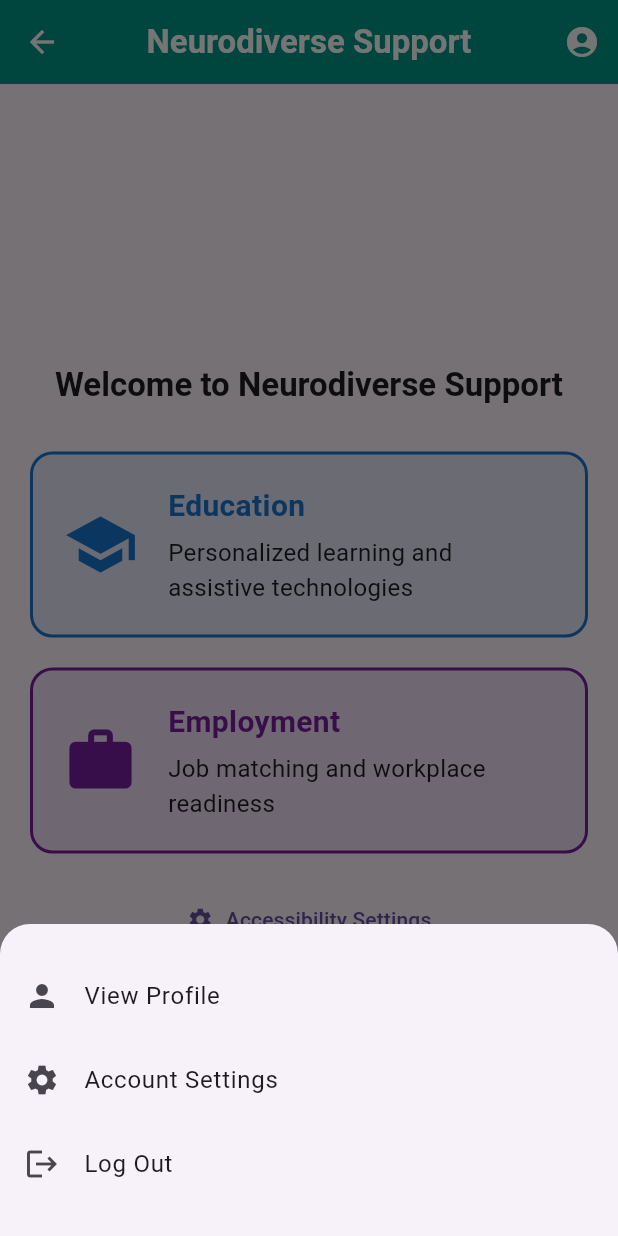
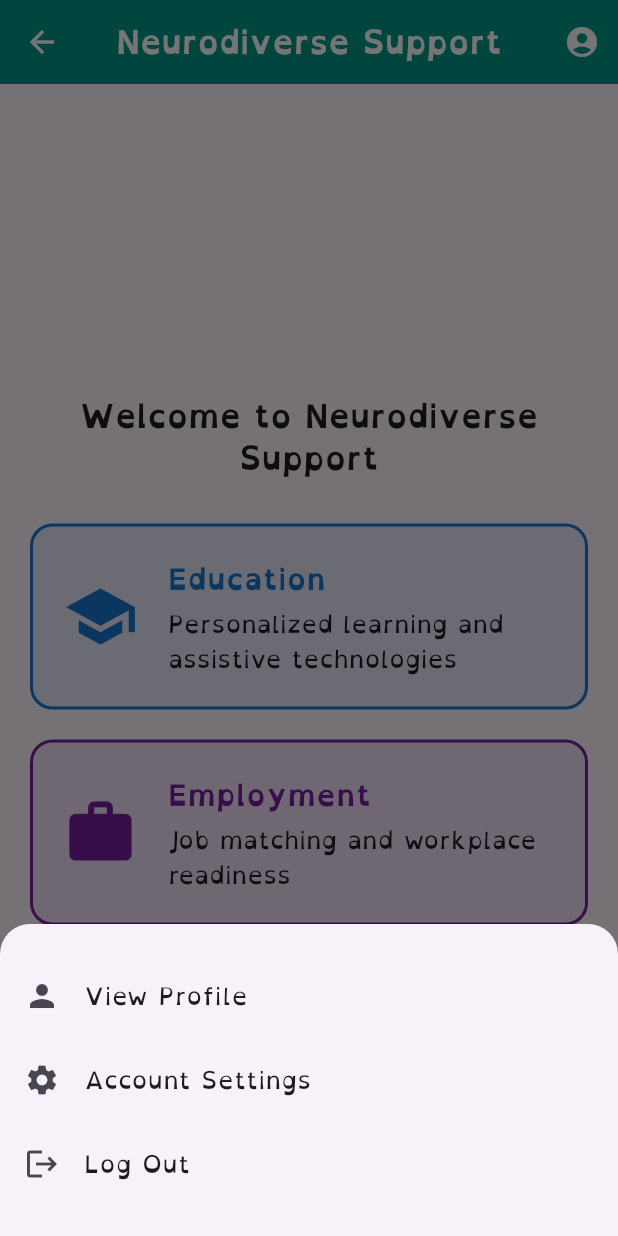
Before and after one commit to Tanisha2212/NeuroHelp, a Flutter app: the LoginPage screen opened by its route, after a tap on "Login", after a tap on "Continue as Guest", after a tap on the "account circle" icon, on a phone screen of 412 x 824 dp. Run offline on Flutter 3.47's test engine with Material 3 defaults, Android fonts, the light colour scheme and no system bars; our stand-ins replace flutter_map, latlong2.

Commit message:
added open dyslexia fonts

```diff
--- a/lib/employment/employment_home.dart
+++ b/lib/employment/employment_home.dart
@@ -1,5 +1,6 @@
 import 'package:flutter/material.dart';
 import 'community_support.dart';
+import 'job_listing.dart';
 
 class EmploymentHomePage extends StatelessWidget {
   const EmploymentHomePage({super.key});
@@ -44,7 +45,7 @@ class EmploymentHomePage extends StatelessWidget {
                     onTap: () {
                       Navigator.push(
                         context,
-                        MaterialPageRoute(builder: (context) => EmploymentHomePage()),
+                        MaterialPageRoute(builder: (context) => JobListingsPage()),
                       );
                     },
                   ),
--- a/lib/login_page.dart
+++ b/lib/login_page.dart
@@ -1,6 +1,5 @@
 import 'package:flutter/material.dart';
 import 'package:gamification_maybe/sign_up.dart';
-
 import 'main.dart';
 
 class LoginPage extends StatefulWidget {
@@ -22,6 +21,46 @@ class _LoginPageState extends State<LoginPage> {
     super.dispose();
   }
 
+  void _showNeurodiversitySelection(BuildContext context) {
+    showDialog(
+      context: context,
+      builder: (context) {
+        return AlertDialog(
+          title: Text('Select Your Neurodiversity Type'),
+          content: Column(
+            mainAxisSize: MainAxisSize.min,
+            children: [
+              _buildOptionWithLogo(context, 'ADHD', 'assets/ADHD.png'),
+              _buildOptionWithLogo(context, 'Autism', 'assets/AUTISM.png'),
+              _buildOptionWithLogo(context, 'Dyslexia', 'assets/DYSLEXIS.png'),
+            ],
+          ),
+        );
+      },
+    );
+  }
+
+  Widget _buildOptionWithLogo(BuildContext context, String option, String logoPath) {
+    return Column(
+      children: [
+        Image.asset(logoPath, height: 60), // Display logo above the button
+        SizedBox(height: 8),
+        ElevatedButton(
+          onPressed: () {
+            Navigator.pop(context); // Close the dialog
+            Navigator.pushReplacement(context, MaterialPageRoute(builder: (context) => HomePage()));
+          },
+          child: Text(option, style: TextStyle(fontSize: 16)),
+          style: ElevatedButton.styleFrom(
+            minimumSize: Size(double.infinity, 48),
+            shape: RoundedRectangleBorder(borderRadius: BorderRadius.circular(8)),
+          ),
+        ),
+        SizedBox(height: 16),
+      ],
+    );
+  }
+
   @override
   Widget build(BuildContext context) {
     return Scaffold(
@@ -33,41 +72,24 @@ class _LoginPageState extends State<LoginPage> {
               mainAxisAlignment: MainAxisAlignment.center,
               crossAxisAlignment: CrossAxisAlignment.stretch,
               children: [
-                // Logo and app name
                 Column(
                   children: [
-                    Icon(
-                      Icons.psychology,
-                      size: 80,
-                      color: Colors.teal,
-                    ),
+                    Icon(Icons.psychology, size: 80, color: Colors.teal),
                     SizedBox(height: 16),
                     Text(
                       'Neurodiverse Support',
-                      style: TextStyle(
-                        fontFamily: 'OpenDyslexic',
-                        fontSize: 28,
-                        fontWeight: FontWeight.bold,
-                        color: Colors.teal,
-                      ),
+                      style: TextStyle(fontSize: 28, fontWeight: FontWeight.bold, color: Colors.teal),
                       textAlign: TextAlign.center,
                     ),
                     SizedBox(height: 8),
                     Text(
                       'Personalized education and employment support',
-                      style: TextStyle(
-                        fontFamily: 'OpenDyslexic',
-                        fontSize: 16,
-                        color: Colors.grey[600],
-                      ),
+                      style: TextStyle(fontSize: 16, color: Colors.grey[600]),
                       textAlign: TextAlign.center,
                     ),
                   ],
                 ),
-
                 SizedBox(height: 40),
-
-                // Login form
                 Form(
                   key: _formKey,
                   child: Column(
@@ -80,25 +102,16 @@ class _LoginPageState extends State<LoginPage> {
                           labelText: 'Email',
                           hintText: 'Enter your email',
                           prefixIcon: Icon(Icons.email),
-                          border: OutlineInputBorder(
-                            borderRadius: BorderRadius.circular(12),
-                          ),
-                          contentPadding: EdgeInsets.symmetric(
-                              vertical: 16, horizontal: 16),
+                          border: OutlineInputBorder(borderRadius: BorderRadius.circular(12)),
+                          contentPadding: EdgeInsets.symmetric(vertical: 16, horizontal: 16),
                         ),
                         validator: (value) {
-                          if (value == null || value.isEmpty) {
-                            return 'Please enter your email';
-                          }
-                          if (!value.contains('@')) {
-                            return 'Please enter a valid email';
-                          }
+                          if (value == null || value.isEmpty) return 'Please enter your email';
+                          if (!value.contains('@')) return 'Please enter a valid email';
                           return null;
                         },
                       ),
-
                       SizedBox(height: 16),
-
                       TextFormField(
                         controller: _passwordController,
                         obscureText: _obscurePassword,
@@ -107,31 +120,14 @@ class _LoginPageState extends State<LoginPage> {
                           hintText: 'Enter your password',
                           prefixIcon: Icon(Icons.lock),
                           suffixIcon: IconButton(
-                            icon: Icon(
-                              _obscurePassword
-                                  ? Icons.visibility
-                                  : Icons.visibility_off,
-                            ),
-                            onPressed: () {
-                              setState(() {
-                                _obscurePassword = !_obscurePassword;
-                              });
-                            },
+                            icon: Icon(_obscurePassword ? Icons.visibility : Icons.visibility_off),
+                            onPressed: () => setState(() => _obscurePassword = !_obscurePassword),
                           ),
-                          border: OutlineInputBorder(
-                            borderRadius: BorderRadius.circular(12),
-                          ),
-                          contentPadding: EdgeInsets.symmetric(
-                              vertical: 16, horizontal: 16),
+                          border: OutlineInputBorder(borderRadius: BorderRadius.circular(12)),
+                          contentPadding: EdgeInsets.symmetric(vertical: 16, horizontal: 16),
                         ),
-                        validator: (value) {
-                          if (value == null || value.isEmpty) {
-                            return 'Please enter your password';
-                          }
-                          return null;
-                        },
+                        validator: (value) => value == null || value.isEmpty ? 'Please enter your password' : null,
                       ),
-
                       SizedBox(height: 8),
 
                       // Remember me & Forgot password
@@ -142,86 +138,43 @@ class _LoginPageState extends State<LoginPage> {
                             children: [
                               Checkbox(
                                 value: _rememberMe,
-                                onChanged: (value) {
-                                  setState(() {
-                                    _rememberMe = value ?? false;
-                                  });
-                                },
+                                onChanged: (value) => setState(() => _rememberMe = value ?? false),
                               ),
-                              Text(
-                                'Remember me',
-                                style: TextStyle(fontFamily: 'OpenDyslexic'),
-                              ),
+                              Text('Remember me'),
                             ],
                           ),
-                          TextButton(
-                            onPressed: () {
-                              // Forgot password logic
-                            },
-                            child: Text(
-                              'Forgot Password?',
-                              style: TextStyle(fontFamily: 'OpenDyslexic'),
-                            ),
-                          ),
+                          TextButton(onPressed: () {}, child: Text('Forgot Password?')),
                         ],
                       ),
-
                       SizedBox(height: 24),
 
                       // Login button
                       ElevatedButton(
                         onPressed: () {
                           if (_formKey.currentState!.validate()) {
-                            // Navigate to home page on successful login
-                            Navigator.pushReplacement(
-                              context,
-                              MaterialPageRoute(
-                                  builder: (context) => HomePage()),
-                            );
+                            _showNeurodiversitySelection(context);
                           }
                         },
                         child: Padding(
                           padding: const EdgeInsets.symmetric(vertical: 14.0),
-                          child: Text(
-                            'Login',
-                            style: TextStyle(
-                              fontSize: 18,
-                              fontFamily: 'OpenDyslexic',
-                            ),
-                          ),
+                          child: Text('Login', style: TextStyle(fontSize: 18)),
                         ),
                         style: ElevatedButton.styleFrom(
-                          shape: RoundedRectangleBorder(
-                            borderRadius: BorderRadius.circular(12),
-                          ),
+                          shape: RoundedRectangleBorder(borderRadius: BorderRadius.circular(12)),
                         ),
                       ),
-
                       SizedBox(height: 24),
 
                       // Sign up link
                       Row(
                         mainAxisAlignment: MainAxisAlignment.center,
                         children: [
-                          Text(
-                            'Don\'t have an account? ',
-                            style: TextStyle(fontFamily: 'OpenDyslexic'),
-                          ),
+                          Text("Don't have an account? "),
                           TextButton(
                             onPressed: () {
-                              Navigator.push(
-                                context,
-                                MaterialPageRoute(
-                                    builder: (context) => SignupPage()),
-                              );
+                              Navigator.push(context, MaterialPageRoute(builder: (context) => SignupPage()));
                             },
-                            child: Text(
-                              'Sign Up',
-                              style: TextStyle(
-                                fontWeight: FontWeight.bold,
-                                fontFamily: 'OpenDyslexic',
-                              ),
-                            ),
+                            child: Text('Sign Up', style: TextStyle(fontWeight: FontWeight.bold)),
                           ),
                         ],
                       ),
@@ -231,15 +184,9 @@ class _LoginPageState extends State<LoginPage> {
                       // Continue as guest
                       TextButton(
                         onPressed: () {
-                          Navigator.pushReplacement(
-                            context,
-                            MaterialPageRoute(builder: (context) => HomePage()),
-                          );
+                          Navigator.pushReplacement(context, MaterialPageRoute(builder: (context) => HomePage()));
                         },
-                        child: Text(
-                          'Continue as Guest',
-                          style: TextStyle(fontFamily: 'OpenDyslexic'),
-                        ),
+                        child: Text('Continue as Guest'),
                       ),
                     ],
                   ),
--- a/lib/main.dart
+++ b/lib/main.dart
@@ -4,7 +4,6 @@ import 'package:gamification_maybe/education/education_home.dart';
 import 'package:gamification_maybe/employment/employment_home.dart';
 import 'package:gamification_maybe/sign_up.dart';
 import 'login_page.dart';
-
 
 void main() {
   WidgetsFlutterBinding.ensureInitialized();
@@ -19,18 +18,17 @@ class NeurodiverseSupportApp extends StatelessWidget {
       title: 'Neurodiverse Support',
       theme: ThemeData(
         primarySwatch: Colors.teal,
-        fontFamily: 'OpenDyslexic',
+        fontFamily: 'OpenDyslexic',  // Set OpenDyslexic as the default font
         textTheme: TextTheme(
-          bodyLarge: TextStyle(fontSize: 16),
-          bodyMedium: TextStyle(fontSize: 14),
-          titleLarge: TextStyle(fontSize: 22, fontWeight: FontWeight.bold),
+          bodyLarge: TextStyle(fontSize: 16, fontFamily: 'OpenDyslexic'),
+          bodyMedium: TextStyle(fontSize: 14, fontFamily: 'OpenDyslexic'),
+          titleLarge: TextStyle(fontSize: 22, fontWeight: FontWeight.bold, fontFamily: 'OpenDyslexic'),
         ),
         appBarTheme: AppBarTheme(
           backgroundColor: Colors.teal,
           foregroundColor: Colors.white,
         ),
       ),
-      // Start with AuthGateway instead of HomePage
       home: AuthGateway(),
       routes: {
         '/login': (context) => LoginPage(),
@@ -51,12 +49,7 @@ class AuthGateway extends StatelessWidget {
           child: Column(
             mainAxisAlignment: MainAxisAlignment.center,
             children: [
-              // Logo or app name
-              Icon(
-                Icons.psychology,
-                size: 80,
-                color: Colors.teal,
-              ),
+              Icon(Icons.psychology, size: 80, color: Colors.teal),
               SizedBox(height: 16),
               Text(
                 'Neurodiverse Support',
@@ -64,6 +57,7 @@ class AuthGateway extends StatelessWidget {
                   fontSize: 28,
                   fontWeight: FontWeight.bold,
                   color: Colors.teal,
+                  fontFamily: 'OpenDyslexic',
                 ),
                 textAlign: TextAlign.center,
               ),
@@ -73,6 +67,7 @@ class AuthGateway extends StatelessWidget {
                 style: TextStyle(
                   fontSize: 16,
                   color: Colors.grey[600],
+                  fontFamily: 'OpenDyslexic',
                 ),
                 textAlign: TextAlign.center,
               ),
@@ -96,6 +91,7 @@ class AuthGateway extends StatelessWidget {
                   style: TextStyle(
                     fontSize: 18,
                     fontWeight: FontWeight.bold,
+                    fontFamily: 'OpenDyslexic',
                   ),
                 ),
               ),
@@ -120,6 +116,7 @@ class AuthGateway extends StatelessWidget {
                     fontSize: 18,
                     fontWeight: FontWeight.bold,
                     color: Colors.teal,
+                    fontFamily: 'OpenDyslexic',
                   ),
                 ),
               ),
@@ -128,7 +125,6 @@ class AuthGateway extends StatelessWidget {
               // Skip for now option
               TextButton(
                 onPressed: () {
-                  // Skip authentication and go directly to home page
                   Navigator.pushReplacement(
                     context,
                     MaterialPageRoute(builder: (context) => HomePage()),
@@ -139,6 +135,7 @@ class AuthGateway extends StatelessWidget {
                   style: TextStyle(
                     color: Colors.grey[600],
                     fontSize: 16,
+                    fontFamily: 'OpenDyslexic',
                   ),
                 ),
               ),
@@ -150,119 +147,7 @@ class AuthGateway extends StatelessWidget {
   }
 }
 
-// Your existing HomePage class
-class HomePage extends StatelessWidget {
-  @override
-  Widget build(BuildContext context) {
-    return Scaffold(
-      appBar: AppBar(
-        title: Text('Neurodiverse Support'),
-        centerTitle: true,
-        actions: [
-          // Add profile icon in app bar
-          IconButton(
-            icon: Icon(Icons.account_circle),
-            onPressed: () {
-              // Show profile options
-              _showProfileOptions(context);
-            },
-          ),
-        ],
-      ),
-      body: Padding(
-        padding: const EdgeInsets.all(20.0),
-        child: Column(
-          mainAxisAlignment: MainAxisAlignment.center,
-          children: [
-            Text(
-              'Welcome to Neurodiverse Support',
-              style: Theme.of(context).textTheme.titleLarge,
-              textAlign: TextAlign.center,
-            ),
-            SizedBox(height: 30),
-            FeatureCard(
-              title: 'Education',
-              description: 'Personalized learning and assistive technologies',
-              icon: Icons.school,
-              color: Colors.blue.shade700,
-              onTap: () {
-                Navigator.push(
-                  context,
-                  MaterialPageRoute(builder: (context) => EducationHomePage()),
-                );
-              },
-            ),
-            SizedBox(height: 20),
-            FeatureCard(
-              title: 'Employment',
-              description: 'Job matching and workplace readiness',
-              icon: Icons.work,
-              color: Colors.purple.shade700,
-              onTap: () {
-                Navigator.push(
-                  context,
-                  MaterialPageRoute(builder: (context) => EmploymentHomePage()),
-                );
-              },
-            ),
-            SizedBox(height: 20),
-            SettingsButton(),
-          ],
-        ),
-      ),
-    );
-  }
 
-  void _showProfileOptions(BuildContext context) {
-    showModalBottomSheet(
-      context: context,
-      shape: RoundedRectangleBorder(
-        borderRadius: BorderRadius.vertical(top: Radius.circular(20)),
-      ),
-      builder: (context) {
-        return Padding(
-          padding: const EdgeInsets.symmetric(vertical: 20.0),
-          child: Column(
-            mainAxisSize: MainAxisSize.min,
-            children: [
-              ListTile(
-                leading: Icon(Icons.person),
-                title: Text('View Profile'),
-                onTap: () {
-                  Navigator.pop(context);
-                  // Navigate to profile page
-                },
-              ),
-              ListTile(
-                leading: Icon(Icons.settings),
-                title: Text('Account Settings'),
-                onTap: () {
-                  Navigator.pop(context);
-                  // Navigate to settings page
-                },
-              ),
-              ListTile(
-                leading: Icon(Icons.logout),
-                title: Text('Log Out'),
-                onTap: () {
-                  Navigator.pop(context);
-                  // Log out and return to auth gateway
-                  Navigator.pushAndRemoveUntil(
-                    context,
-                    MaterialPageRoute(builder: (context) => AuthGateway()),
-                    (route) => false,
-                  );
-                },
-              ),
-            ],
-          ),
-        );
-      },
-    );
-  }
-}
-
-// Your existing FeatureCard class
 class FeatureCard extends StatelessWidget {
   final String title;
   final String description;
@@ -321,70 +206,106 @@ class FeatureCard extends StatelessWidget {
   }
 }
 
-// Your existing SettingsButton class
-class SettingsButton extends StatelessWidget {
+class HomePage extends StatelessWidget {
   @override
   Widget build(BuildContext context) {
-    return TextButton.icon(
-      icon: Icon(Icons.settings),
-      label: Text('Accessibility Settings'),
+    return Scaffold(
+      appBar: AppBar(
+        title: Text('Neurodiverse Support', style: TextStyle(fontFamily: 'OpenDyslexic')),
+        centerTitle: true,
+        actions: [
+          IconButton(
+            icon: Icon(Icons.account_circle),
             onPressed: () {
-        showDialog(
-          context: context,
-          builder: (BuildContext context) {
-            return AccessibilitySettingsDialog();
+              _showProfileOptions(context);
             },
+          ),
+        ],
+      ),
+      body: Padding(
+        padding: const EdgeInsets.all(20.0),
+        child: Column(
+          mainAxisAlignment: MainAxisAlignment.center,
+          children: [
+            Text(
+              'Welcome to Neurodiverse Support',
+              style: Theme.of(context).textTheme.titleLarge,
+              textAlign: TextAlign.center,
+            ),
+            SizedBox(height: 30),
+            FeatureCard(
+              title: 'Education',
+              description: 'Personalized learning and assistive technologies',
+              icon: Icons.school,
+              color: Colors.blue.shade700,
+              onTap: () {
+                Navigator.push(
+                  context,
+                  MaterialPageRoute(builder: (context) => EducationHomePage()),
                 );
               },
-      style: TextButton.styleFrom(
-        padding: EdgeInsets.symmetric(horizontal: 20, vertical: 10),
+            ),
+            SizedBox(height: 20),
+            FeatureCard(
+              title: 'Employment',
+              description: 'Job matching and workplace readiness',
+              icon: Icons.work,
+              color: Colors.purple.shade700,
+              onTap: () {
+                Navigator.push(
+                  context,
+                  MaterialPageRoute(builder: (context) => EmploymentHomePage()),
+                );
+              },
+            ),
+          ],
+        ),
       ),
     );
   }
-}
 
-// Your existing AccessibilitySettingsDialog class
-class AccessibilitySettingsDialog extends StatelessWidget {
-  @override
-  Widget build(BuildContext context) {
-    return AlertDialog(
-      title: Text('Accessibility Settings'),
-      content: SingleChildScrollView(
+  void _showProfileOptions(BuildContext context) {
+    showModalBottomSheet(
+      context: context,
+      shape: RoundedRectangleBorder(
+        borderRadius: BorderRadius.vertical(top: Radius.circular(20)),
+      ),
+      builder: (context) {
+        return Padding(
+          padding: const EdgeInsets.symmetric(vertical: 20.0),
           child: Column(
             mainAxisSize: MainAxisSize.min,
-          crossAxisAlignment: CrossAxisAlignment.start,
             children: [
-            _buildSettingTile('Text-to-Speech', Icons.record_voice_over),
-            _buildSettingTile('Speech-to-Text', Icons.mic),
-            _buildSettingTile('Distraction-Free Mode', Icons.visibility),
-            _buildSettingTile('High Contrast', Icons.contrast),
-            _buildSettingTile('Font Size', Icons.format_size),
-          ],
+              ListTile(
+                leading: Icon(Icons.person),
+                title: Text('View Profile', style: TextStyle(fontFamily: 'OpenDyslexic')),
+                onTap: () {
+                  Navigator.pop(context);
+                },
               ),
+              ListTile(
+                leading: Icon(Icons.settings),
+                title: Text('Account Settings', style: TextStyle(fontFamily: 'OpenDyslexic')),
+                onTap: () {
+                  Navigator.pop(context);
+                },
               ),
-      actions: [
-        TextButton(
-          child: Text('Close'),
-          onPressed: () {
-            Navigator.of(context).pop();
+              ListTile(
+                leading: Icon(Icons.logout),
+                title: Text('Log Out', style: TextStyle(fontFamily: 'OpenDyslexic')),
+                onTap: () {
+                  Navigator.pop(context);
+                  Navigator.pushAndRemoveUntil(
+                    context,
+                    MaterialPageRoute(builder: (context) => AuthGateway()),
+                    (route) => false,
+                  );
                 },
               ),
             ],
+          ),
         );
-  }
-
-  Widget _buildSettingTile(String title, IconData icon) {
-    return Padding(
-      padding: const EdgeInsets.symmetric(vertical: 8.0),
-      child: Row(
-        children: [
-          Icon(icon),
-          SizedBox(width: 10),
-          Text(title),
-          Spacer(),
-          Switch(value: false, onChanged: (value) {}),
-        ],
-      ),
+      },
     );
   }
 }
```
Also changed, not shown: lib/employment/job_listing.dart (added, +100 -0 lines), pubspec.yaml (+32 -0 lines), assets/ADHD.png (added), assets/AUTISM.png (added), assets/DYSLEXIS.png (added), assets/fonts/OpenDyslexic-Bold.otf (added), assets/fonts/OpenDyslexic-BoldItalic.otf (added), assets/fonts/OpenDyslexic-Italic.otf (added), assets/fonts/OpenDyslexic-Regular.otf (added), assets/fonts/OpenDyslexicAlta-Bold.otf (added), assets/fonts/OpenDyslexicAlta-BoldItalic.otf (added), assets/fonts/OpenDyslexicAlta-Italic.otf (added), assets/fonts/OpenDyslexicAlta-Regular.otf (added), assets/fonts/OpenDyslexicMono-Regular.otf (added), 4 other files. Lines whose indentation alone changed are shown as unchanged.
